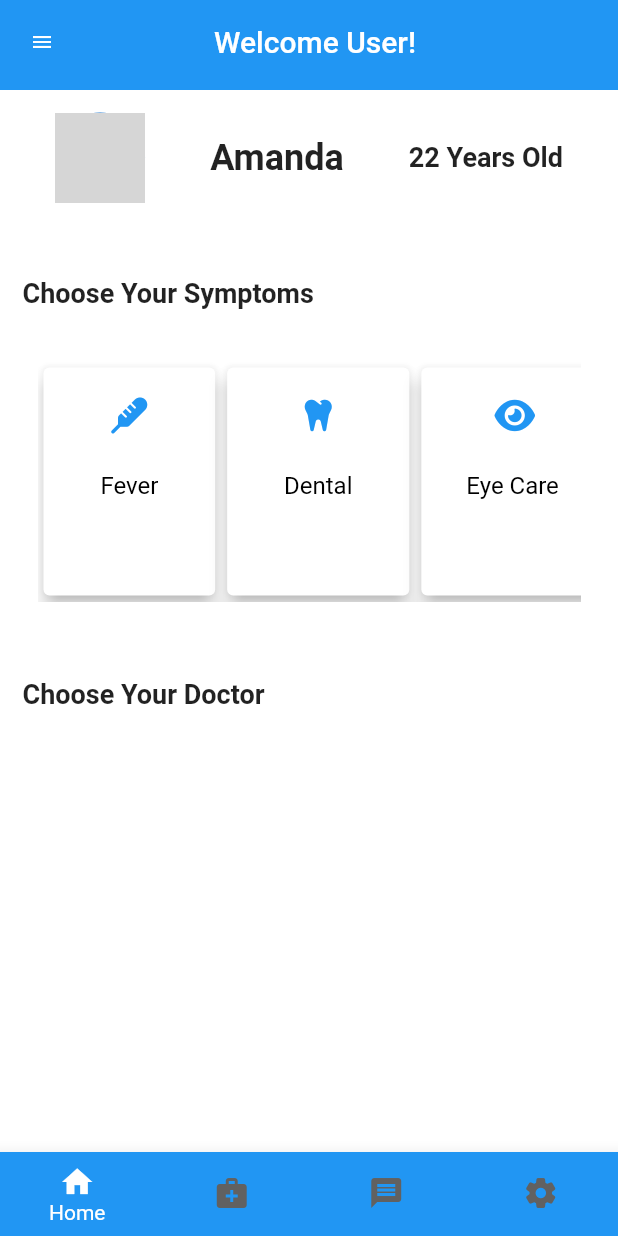
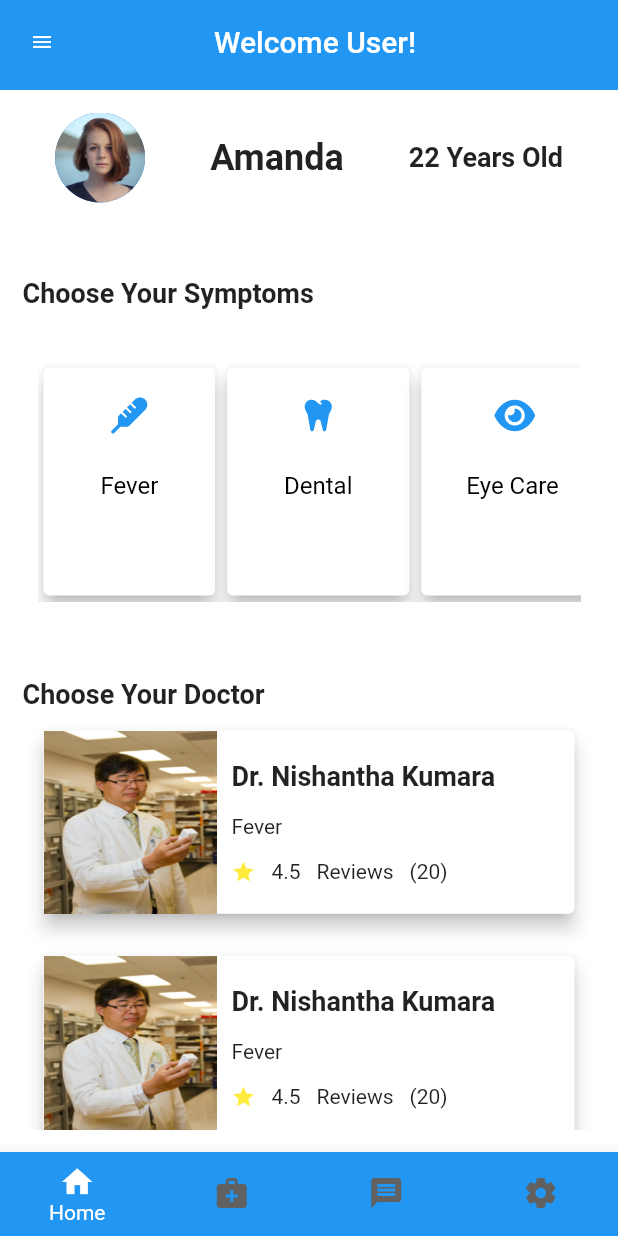
Before and after one commit to Teshan2000/Healthcare-Mobile-Application, a Flutter app: the screen it shows after launch, on a phone screen of 412 x 824 dp. Run offline on Flutter 3.47's test engine with Material 2 defaults, Android fonts, the phone set to English and light mode, and no system bars; our stand-ins replace font_awesome_flutter, lottie, rating_dialog, table_calendar; grey boxes are pictures that could not be loaded.

Commit message:
Doctor Card
Doctor Card component was completely added to the system.

```diff
--- /dev/null
+++ b/healthcare_management_system/lib/components/doctorCard.dart
@@ -0,0 +1,101 @@
+import 'package:healthcare_management_system/main.dart';
+import 'package:healthcare_management_system/screens/doctorDetails.dart';
+import 'package:healthcare_management_system/utils/config.dart';
+import 'package:flutter/material.dart';
+
+class DoctorCard extends StatelessWidget {
+  const DoctorCard({
+    Key? key,
+    /*required this.doctor,
+    required this.isFav,*/
+  }) : super(key: key);
+
+  /*final Map<String, dynamic> doctor;
+  final bool isFav;*/
+
+  @override
+  Widget build(BuildContext context) {
+    Config().init(context);
+    return Container(
+      padding: const EdgeInsets.symmetric(horizontal: 10, vertical: 10),
+      height: 150,
+      child: GestureDetector(
+        child: Card(
+          elevation: 5,
+          color: Colors.white,
+          child: Row(
+            children: [
+              SizedBox(
+                width: Config.widthSize * 0.28,
+                child: Image.asset(
+                  "Assets/doctor_3.jpg",
+                  fit: BoxFit.fill,
+                ),
+              ),
+              Flexible(
+                child: Padding(
+                  padding:
+                      const EdgeInsets.symmetric(horizontal: 10, vertical: 20),
+                  child: Column(
+                    crossAxisAlignment: CrossAxisAlignment.start,
+                    children: <Widget>[
+                      const Text(
+                        "Dr. Nishantha Kumara",
+                        style: TextStyle(
+                          fontSize: 18,
+                          fontWeight: FontWeight.bold,
+                        ),
+                      ),
+                      const Spacer(),
+                      const Text(
+                        "Fever",
+                        style: TextStyle(
+                          fontSize: 14,
+                          fontWeight: FontWeight.normal,
+                        ),
+                      ),
+                      const Spacer(),
+                      Row(
+                        mainAxisAlignment: MainAxisAlignment.start,
+                        children: const <Widget>[
+                          Icon(
+                            Icons.star,
+                            color: Colors.yellow,
+                            size: 16,
+                          ),
+                          Spacer(
+                            flex: 1,
+                          ),
+                          Text('4.5'),
+                          Spacer(
+                            flex: 1,
+                          ),
+                          Text('Reviews'),
+                          Spacer(
+                            flex: 1,
+                          ),
+                          Text('(20)'),
+                          Spacer(
+                            flex: 7,
+                          ),
+                        ],
+                      ),
+                    ],
+                  ),
+                ),
+              ),
+            ],
+          ),
+        ),
+        onTap: () {
+          MyApp.navigatorKey.currentState!.push(MaterialPageRoute(
+              builder: (_) => const DoctorDetails(
+                    /*doctor: doctor,
+                    isFav: isFav,*/
+              )
+          ));
+        },
+      ),
+    );
+  }
+}
--- a/healthcare_management_system/lib/components/loginForm.dart
+++ b/healthcare_management_system/lib/components/loginForm.dart
@@ -1,8 +1,4 @@
-
-
-import 'package:flutter/cupertino.dart';
 import 'package:flutter/material.dart';
-
 import '../main.dart';
 import '../utils/config.dart';
 import 'button.dart';
--- a/healthcare_management_system/lib/screens/home.dart
+++ b/healthcare_management_system/lib/screens/home.dart
@@ -1,5 +1,6 @@
 import 'package:flutter/material.dart';
 import '../components/customAppbar.dart';
+import '../components/doctorCard.dart';
 import '../utils/config.dart';
 import 'package:font_awesome_flutter/font_awesome_flutter.dart';
 
@@ -206,11 +207,11 @@ class HomeState extends State<Home> {
                     fontWeight: FontWeight.bold,
                   ),
                 ),
-                /*Column(
+                Column(
                   children: List.generate(5, (index) {
                     return const DoctorCard();
                   }),
-                )*/
+                )
                 /*Row(
                   children: [
                     Column(children: [
```
Also changed, not shown: healthcare_management_system/Assets/doctor_2.jpg (added), healthcare_management_system/Assets/doctor_3.jpg (added), healthcare_management_system/Assets/doctor_4.jpg (added), healthcare_management_system/Assets/doctor_8.jpg (added), healthcare_management_system/Assets/profile1.jpg (added).
